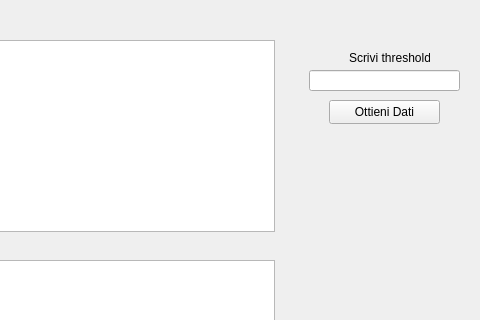
Qt form analisi.ui (stefanodecillis/Progetto_Fondamenti_WR) before a commit; both pictures show x 201 to 681 and y 0 to 320 of the 681 by 468 pixel window.
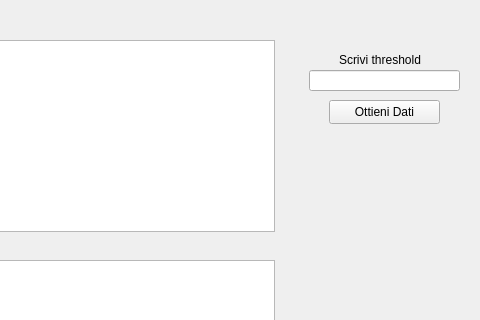
The same form after that commit.

```diff
--- a/analisi.ui
+++ b/analisi.ui
@@ -90,10 +90,10 @@
    <widget class="QLabel" name="label_threshold">
     <property name="geometry">
      <rect>
-      <x>550</x>
+      <x>540</x>
       <y>50</y>
-      <width>81</width>
-      <height>16</height>
+      <width>111</width>
+      <height>20</height>
      </rect>
     </property>
     <property name="text">
```
Left out of the diff: 2 changed lines with no effect on the pictures.
